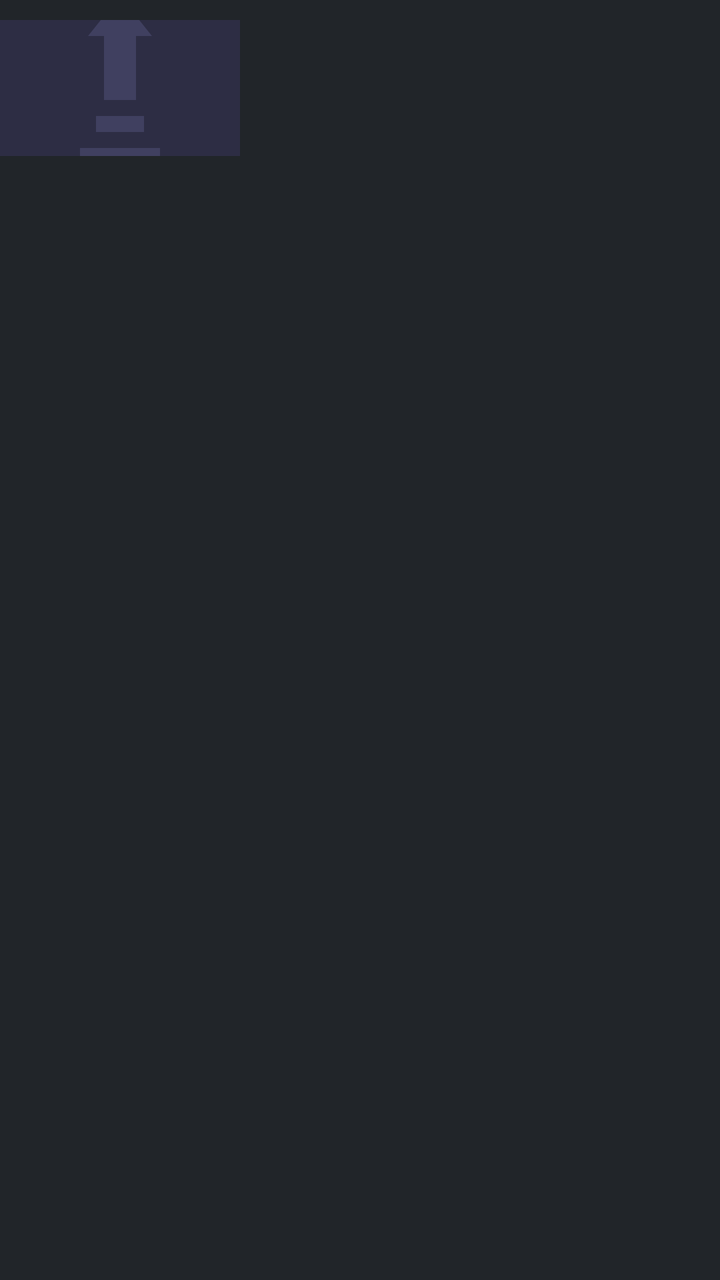
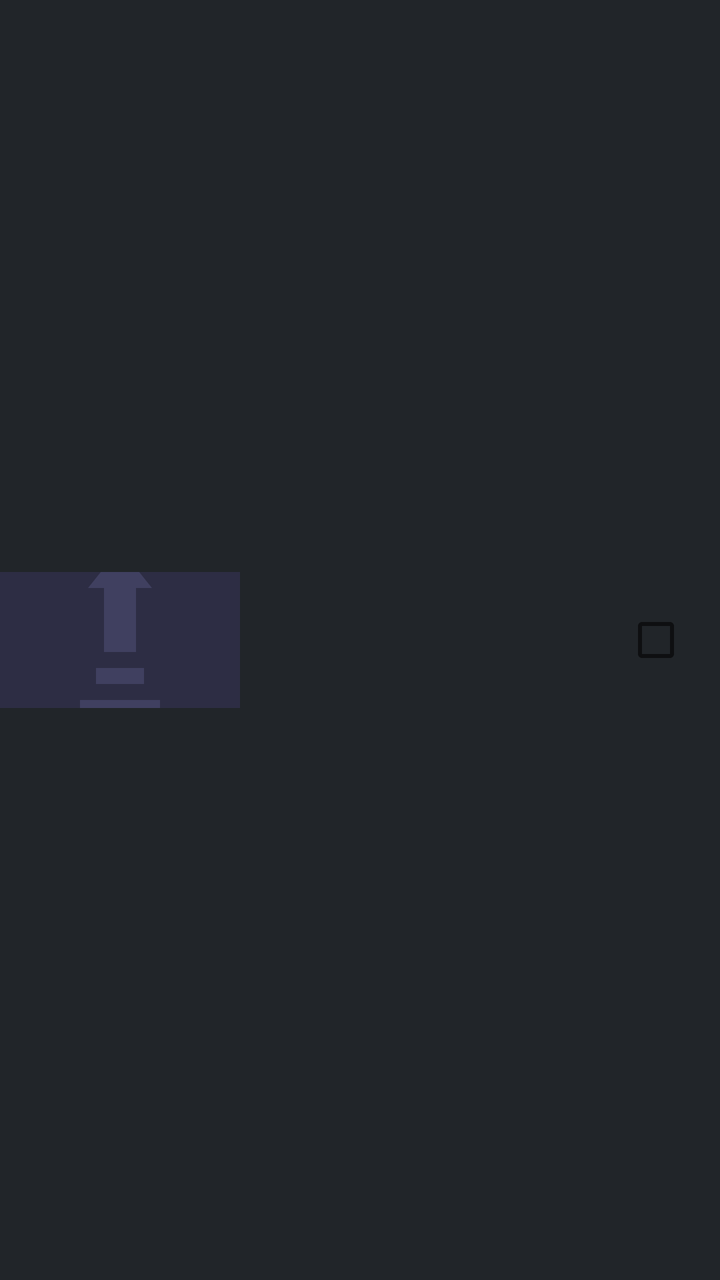

Before-and-after screenshots of an Android layout around one commit, followed by the original layout XML and the change that was made.
<!-- AndroidManifest.xml: application theme Theme.Yamtrack -->
<!-- res/layout/item_episode.xml -->
<?xml version="1.0" encoding="utf-8"?>
<LinearLayout xmlns:android="http://schemas.android.com/apk/res/android"
    android:layout_width="match_parent"
    android:layout_height="wrap_content"
    android:orientation="horizontal"
    android:paddingVertical="10dp">

    <ImageView
        android:id="@+id/ivThumb"
        android:contentDescription="@string/poster"
        android:layout_width="120dp"
        android:layout_height="68dp"
        android:layout_marginEnd="12dp"
        android:scaleType="centerCrop"
        android:src="@drawable/placeholder_poster" />

    <LinearLayout
        android:layout_width="0dp"
        android:layout_height="wrap_content"
        android:layout_weight="1"
        android:orientation="vertical">

        <TextView
            android:id="@+id/tvTitle"
            android:layout_width="match_parent"
            android:layout_height="wrap_content"
            android:textColor="@color/white"
            android:textSize="15sp"
            android:textStyle="bold" />

        <TextView
            android:id="@+id/tvDetail"
            android:layout_width="match_parent"
            android:layout_height="wrap_content"
            android:layout_marginTop="2dp"
            android:textColor="@color/text_secondary"
            android:textSize="12sp" />
    </LinearLayout>
</LinearLayout>
<!-- resources referenced by this layout -->
<resources>
  <color name="text_secondary">#9CA3AF</color>
  <color name="white">#FFFFFF</color>
  <!-- drawable placeholder_poster (drawable) -->
  <vector xmlns:android="http://schemas.android.com/apk/res/android"
      android:width="150dp"
      android:height="225dp"
      android:viewportWidth="150"
      android:viewportHeight="225">
      <path
          android:fillColor="#2D2D44"
          android:pathData="M0,0h150v225h-150z"/>
      <path
          android:fillColor="#404060"
          android:pathData="M55,80L75,55L95,80L85,80L85,120L65,120L65,80Z"/>
      <path
          android:fillColor="#404060"
          android:pathData="M60,130h30v10h-30z"/>
      <path
          android:fillColor="#404060"
          android:pathData="M50,150h50v5h-50z"/>
      <path
          android:fillColor="#404060"
          android:pathData="M60,160h30v5h-30z"/>
  </vector>
  <string name="poster">Poster</string>
  <style name="Theme.Yamtrack" parent="Theme.MaterialComponents.DayNight.DarkActionBar">
          <item name="colorPrimary">@color/primary</item>
          <item name="colorPrimaryVariant">@color/primary_dark</item>
          <item name="colorOnPrimary">@color/white</item>
          <item name="colorSecondary">@color/primary</item>
          <item name="colorSecondaryVariant">@color/primary_dark</item>
          <item name="colorOnSecondary">@color/white</item>
          <item name="android:statusBarColor">@color/background</item>
          <item name="android:navigationBarColor">@color/surface</item>
          <item name="android:windowBackground">@color/background</item>
          <item name="colorSurface">@color/surface</item>
          <item name="colorOnSurface">@color/white</item>
          
          
          <item name="chipStyle">@style/Widget.Yamtrack.Chip</item>
          
          
          <item name="bottomNavigationStyle">@style/Widget.Yamtrack.BottomNavigation</item>
      </style>
  <color name="primary">#4F46E5</color>
  <color name="primary_dark">#4338CA</color>
  <color name="background">#212529</color>
  <color name="surface">#2A2E33</color>
  <style name="Widget.Yamtrack.Chip" parent="Widget.MaterialComponents.Chip.Choice">
          <item name="chipBackgroundColor">@color/chip_background_color</item>
          <item name="android:textColor">@color/chip_text_color</item>
          <item name="chipStrokeColor">@color/primary</item>
          <item name="chipStrokeWidth">1dp</item>
          <item name="checkedIconVisible">false</item>
      </style>
  <style name="Widget.Yamtrack.BottomNavigation" parent="Widget.MaterialComponents.BottomNavigationView">
          <item name="backgroundTint">@color/surface</item>
          <item name="itemIconTint">@color/bottom_nav_color</item>
          <item name="itemTextColor">@color/bottom_nav_color</item>
      </style>
</resources>

<!-- the commit's change to res/layout/item_episode.xml (unified diff, before → after) -->
@@ -2,6 +2,7 @@
 <LinearLayout xmlns:android="http://schemas.android.com/apk/res/android"
     android:layout_width="match_parent"
     android:layout_height="wrap_content"
+    android:gravity="center_vertical"
     android:orientation="horizontal"
     android:paddingVertical="10dp">
 
@@ -36,4 +37,11 @@
             android:textColor="@color/text_secondary"
             android:textSize="12sp" />
     </LinearLayout>
+
+    <CheckBox
+        android:id="@+id/cbWatched"
+        android:layout_width="wrap_content"
+        android:layout_height="wrap_content"
+        android:layout_marginStart="8dp"
+        android:contentDescription="@string/episode_watched_toggle" />
 </LinearLayout>
<!-- resource entries referenced after the edit -->
@@ -24,6 +24,7 @@
           android:fillColor="#404060"
           android:pathData="M60,160h30v5h-30z"/>
   </vector>
+  <string name="episode_watched_toggle">Mark episode watched</string>
   <string name="poster">Poster</string>
   <style name="Theme.Yamtrack" parent="Theme.MaterialComponents.DayNight.DarkActionBar">
           <item name="colorPrimary">@color/primary</item>
